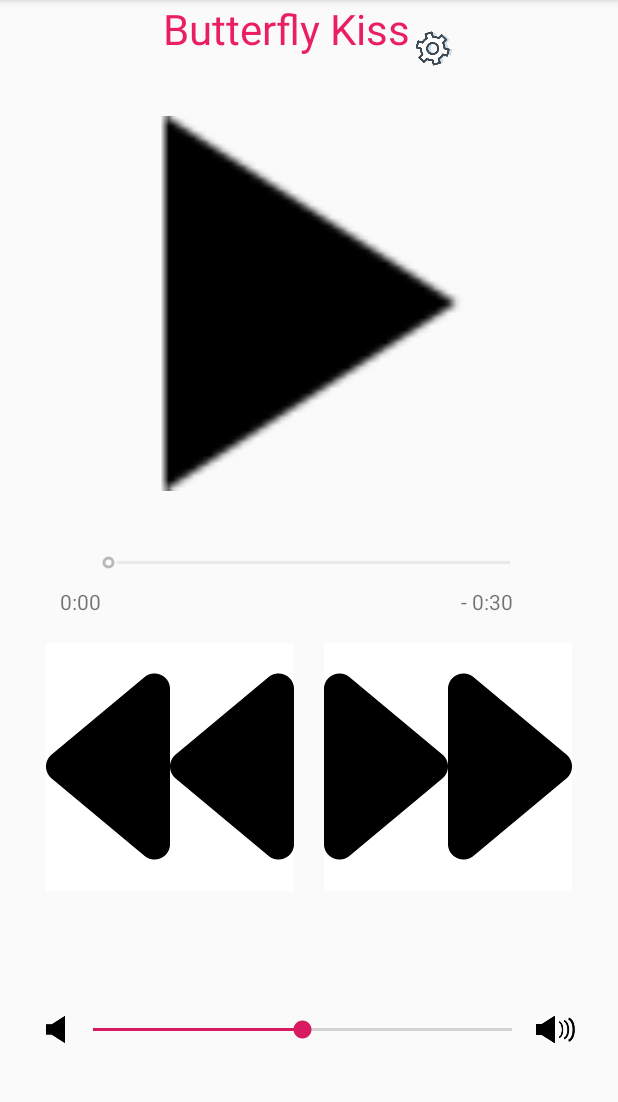
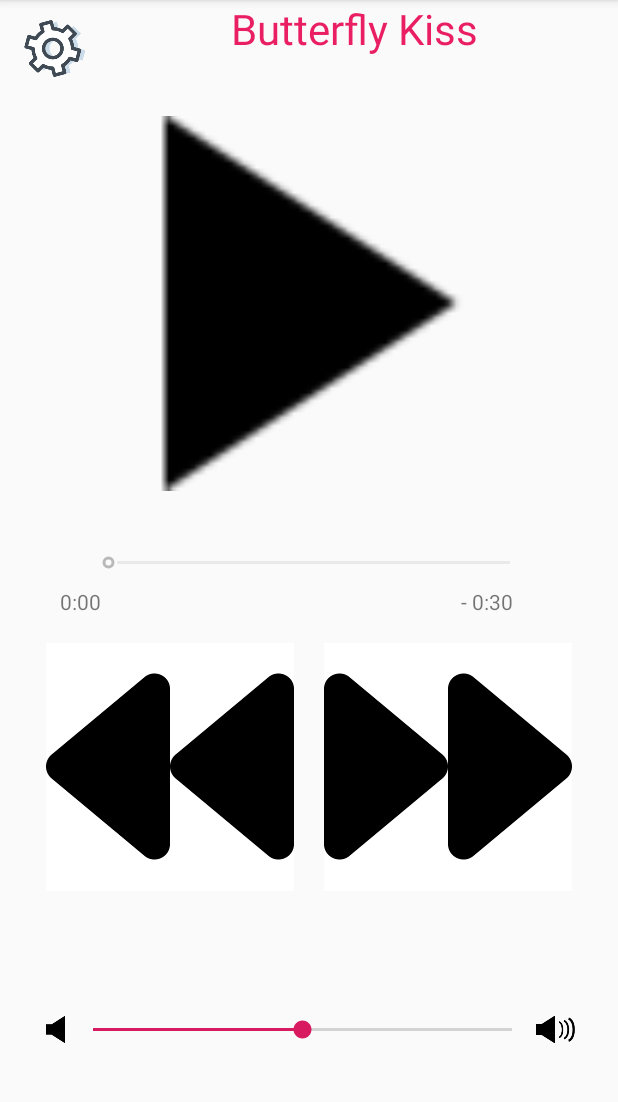
Before and after one commit to mllemango/HapticMusicPlayer, an Android app: the screen it shows after launch (MainActivity), on a phone screen of 412 x 824 dp, the part 84-1186 px from its top. Run offline under Robolectric (Android 15) with nearby library versions, the phone set to English and light mode, and no system bars; libraries missing offline, so code that uses them is left out: org.puredata.android, org.puredata.core.

Commit message:
took out pd stuff from main, added in settings button

```diff
--- a/app/src/main/java/com/example/hapticmusicplayer/MainActivity.java
+++ b/app/src/main/java/com/example/hapticmusicplayer/MainActivity.java
@@ -112,61 +112,6 @@ public class MainActivity extends AppCompatActivity {
 
         myView.setOnTouchListener(handleTouch);
 
-        try{
-            initPD();
-            loadPDPatch(dir);
-        }
-        catch (IOException e) {
-            Log.i("onCreate", "initialization and loading gone wrong :(");
-            finish();
-        }
-
-    }
-
-    private PdUiDispatcher dispatcher;
-
-    private void initPD() throws IOException {
-        int samplerate = AudioParameters.suggestSampleRate();
-        PdAudio.initAudio(samplerate, 0 , 2, 8, true);
-
-        dispatcher = new PdUiDispatcher();
-        PdBase.setReceiver(dispatcher);
-
-    }
-
-    private void loadPDPatch(File dir){
-
-        File pdPatch = new File(dir, "test_all_waves.pd");
-        try {
-            PdBase.openPatch(pdPatch.getAbsolutePath());
-        } catch (IOException e) {
-            Log.i("opening patch", "error opening patch");
-            Log.i("opening patch", e.toString());
-        }
-
-    }
-
-    @Override
-    protected void onResume(){
-        super.onResume();
-        PdAudio.startAudio(this);
-
-    }
-
-    @Override
-    protected void onPause(){
-        super.onPause();
-        PdAudio.stopAudio();
-    }
-
-    //toggle button to control sine on/off:
-    public void playSine(View view) {
-        PdBase.sendFloat("sineonOff", 1.0f);
-        PdBase.sendFloat("sinefreqNum", 65);
-    }
-
-    public void stopSine(View view){
-        PdBase.sendFloat("sineonOff", 0.0f);
     }
 
     public static int getScreenWidth() {
@@ -184,6 +129,8 @@ public class MainActivity extends AppCompatActivity {
 
         //play button is top ~50 percent
         double playBtnHeight = height * 0.48;
+        double settingsBtnWidth = width * 0.11;
+        double settingsBtnHeight = height * 0.11;
 
         //next and back buttons are 50-70 percent
         double skipBtnsHeight = height*0.7;
@@ -200,9 +147,15 @@ public class MainActivity extends AppCompatActivity {
                     Log.i("TAG", "touched up" + " (" + x + ", " + y + ")");
 
                     if(y < playBtnHeight){
-                        playBtnClick(v);
-                        stopSine(v);
-                        Log.i("TAG", "play/pause");
+                        if(x<settingsBtnWidth && y<settingsBtnHeight){
+                            Log.i("TAG", "settings");
+                        }
+                        else{
+                            playBtnClick(v);
+                            Log.i("TAG", "play/pause");
+
+                        }
+
                     }
                     else if(y < skipBtnsHeight){
                         if(x<skipBtnsWidth){
@@ -218,84 +171,19 @@ public class MainActivity extends AppCompatActivity {
                     break;
                 case MotionEvent.ACTION_DOWN:
                     if(y < playBtnHeight) {
-                        playSine(v);
                         Log.i("TAG", "playing sine");
                     }
                     break;
                 case MotionEvent.ACTION_MOVE:
                     if(y < playBtnHeight) {
-                        playSine(v);
                         Log.i("TAG", "playing sine");
                     }
                     break;
 
             }
-
-
-
             return true;
         }
     };
-
-    private Handler handler = new Handler() {
-        @Override
-        public void handleMessage(Message msg) {
-            int currentPosition = msg.what;
-            // Update positionBar.
-            positionBar.setProgress(currentPosition);
-
-            // Update Labels.
-            String elapsedTime = createTimeLabel(currentPosition);
-            elapsedTimeLabel.setText(elapsedTime);
-
-            String remainingTime = createTimeLabel(totalTime-currentPosition);
-            remainingTimeLabel.setText("- " + remainingTime);
-        }
-    };
-
-    private void setPositionBar(){
-        totalTime = mp.getDuration();
-
-        positionBar = (SeekBar) findViewById(R.id.positionBar);
-        positionBar.setEnabled(false);
-        positionBar.setMax(totalTime);
-        positionBar.setOnSeekBarChangeListener(
-                new SeekBar.OnSeekBarChangeListener() {
-                    @Override
-                    public void onProgressChanged(SeekBar seekBar, int progress, boolean fromUser) {
-                        if (fromUser) {
-                            mp.seekTo(progress);
-                            positionBar.setProgress(progress);
-                        }
-                    }
-
-                    @Override
-                    public void onStartTrackingTouch(SeekBar seekBar) {
-
-                    }
-
-                    @Override
-                    public void onStopTrackingTouch(SeekBar seekBar) {
-
-                    }
-                }
-        );
-    }
-
-
-    public String createTimeLabel(int time) {
-        String timeLabel = "";
-        int min = time / 1000 / 60;
-        int sec = time / 1000 % 60;
-
-        timeLabel = min + ":";
-        if (sec < 10) timeLabel += "0";
-        timeLabel += sec;
-
-        return timeLabel;
-    }
-
-
 
     public void playBtnClick(View view) {
 
@@ -376,4 +264,62 @@ public class MainActivity extends AppCompatActivity {
         mp.start();
         playBtn.setImageResource(R.drawable.stop);
     }
+
+    private Handler handler = new Handler() {
+        @Override
+        public void handleMessage(Message msg) {
+            int currentPosition = msg.what;
+            // Update positionBar.
+            positionBar.setProgress(currentPosition);
+
+            // Update Labels.
+            String elapsedTime = createTimeLabel(currentPosition);
+            elapsedTimeLabel.setText(elapsedTime);
+
+            String remainingTime = createTimeLabel(totalTime-currentPosition);
+            remainingTimeLabel.setText("- " + remainingTime);
+        }
+    };
+
+    private void setPositionBar(){
+        totalTime = mp.getDuration();
+
+        positionBar = (SeekBar) findViewById(R.id.positionBar);
+        positionBar.setEnabled(false);
+        positionBar.setMax(totalTime);
+        positionBar.setOnSeekBarChangeListener(
+                new SeekBar.OnSeekBarChangeListener() {
+                    @Override
+                    public void onProgressChanged(SeekBar seekBar, int progress, boolean fromUser) {
+                        if (fromUser) {
+                            mp.seekTo(progress);
+                            positionBar.setProgress(progress);
+                        }
+                    }
+
+                    @Override
+                    public void onStartTrackingTouch(SeekBar seekBar) {
+
+                    }
+
+                    @Override
+                    public void onStopTrackingTouch(SeekBar seekBar) {
+
+                    }
+                }
+        );
+    }
+
+
+    public String createTimeLabel(int time) {
+        String timeLabel = "";
+        int min = time / 1000 / 60;
+        int sec = time / 1000 % 60;
+
+        timeLabel = min + ":";
+        if (sec < 10) timeLabel += "0";
+        timeLabel += sec;
+
+        return timeLabel;
+    }
 }
--- a/app/src/main/res/layout/activity_main.xml
+++ b/app/src/main/res/layout/activity_main.xml
@@ -11,26 +11,25 @@
     android:id="@+id/myView">
 
     <LinearLayout
-        android:layout_width="match_parent"
+        android:layout_width="fill_parent"
         android:layout_height="0dp"
         android:layout_weight="10"
-        android:gravity="center_horizontal">
+        android:orientation="horizontal">
+        <ImageView
+            android:layout_width="50dp"
+            android:layout_height="wrap_content"
+            android:layout_gravity="left"
+            android:layout_marginLeft="10dp"
+            android:src="@drawable/settings" />
         <TextView
             android:id="@+id/songTitle"
-            android:layout_width="wrap_content"
+            android:layout_width="fill_parent"
             android:layout_height="wrap_content"
             android:fontFamily="sans-serif"
-            android:gravity="center_horizontal"
+            android:gravity="center"
             android:text="Title"
             android:textColor="#E91E63"
             android:textSize="28sp" />
-
-        <ImageView
-            android:layout_width="30dp"
-            android:layout_height="wrap_content"
-            android:src="@drawable/settings" />
-
-
     </LinearLayout>
 
 
```
